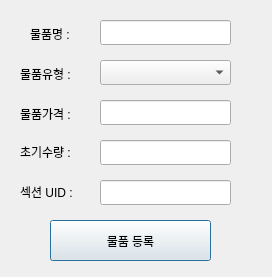
This is gui/add_product.ui in addinedu-ros-8th/iot-repo-5 as Qt 5 draws it before an edit. The edited form follows.
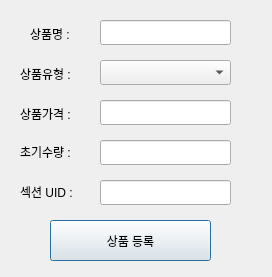
This is the edited form.

Commit message: modify add new product window

```diff
--- a/gui/add_product.ui
+++ b/gui/add_product.ui
@@ -23,7 +23,7 @@
     </rect>
    </property>
    <property name="text">
-    <string>물품명 :</string>
+    <string>상품명 :</string>
    </property>
   </widget>
   <widget class="QLabel" name="label_2">
@@ -36,7 +36,7 @@
     </rect>
    </property>
    <property name="text">
-    <string>물품유형 :</string>
+    <string>상품유형 :</string>
    </property>
   </widget>
   <widget class="QLineEdit" name="editProductName">
@@ -82,7 +82,7 @@
     </rect>
    </property>
    <property name="text">
-    <string>물품가격 :</string>
+    <string>상품가격 :</string>
    </property>
   </widget>
   <widget class="QLineEdit" name="editPrice">
@@ -105,7 +105,7 @@
     </rect>
    </property>
    <property name="text">
-    <string>물품 등록</string>
+    <string>상품 등록</string>
    </property>
   </widget>
   <widget class="QComboBox" name="cbCategory">
```
Left out of the diff: 8 changed lines with no effect on the pictures.
